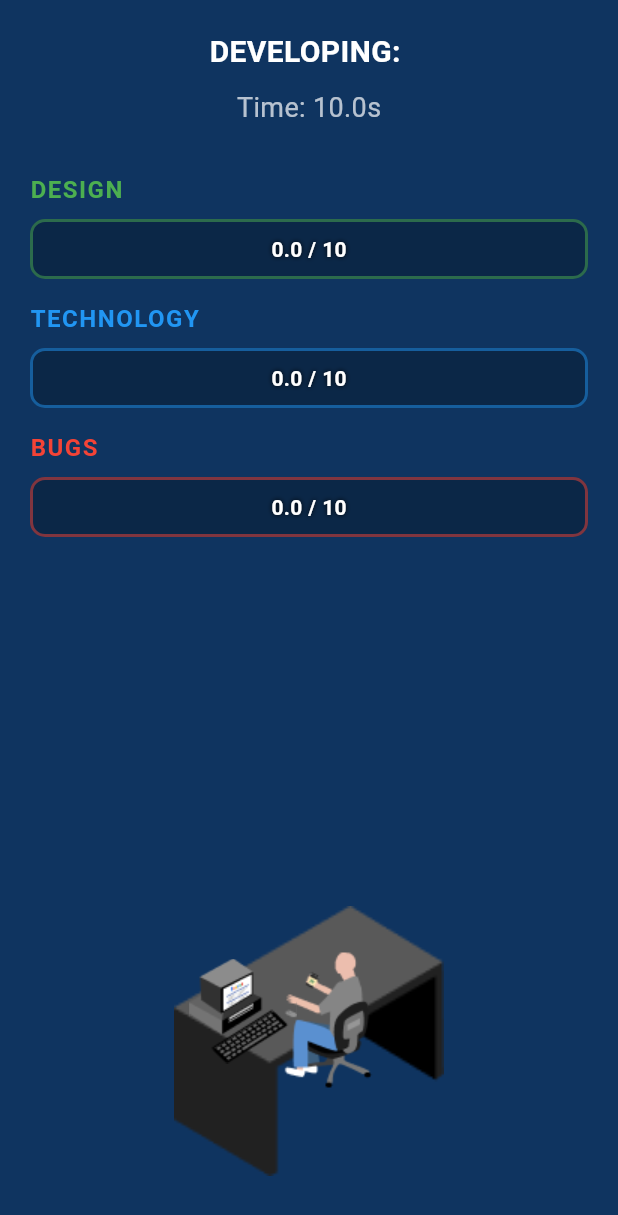
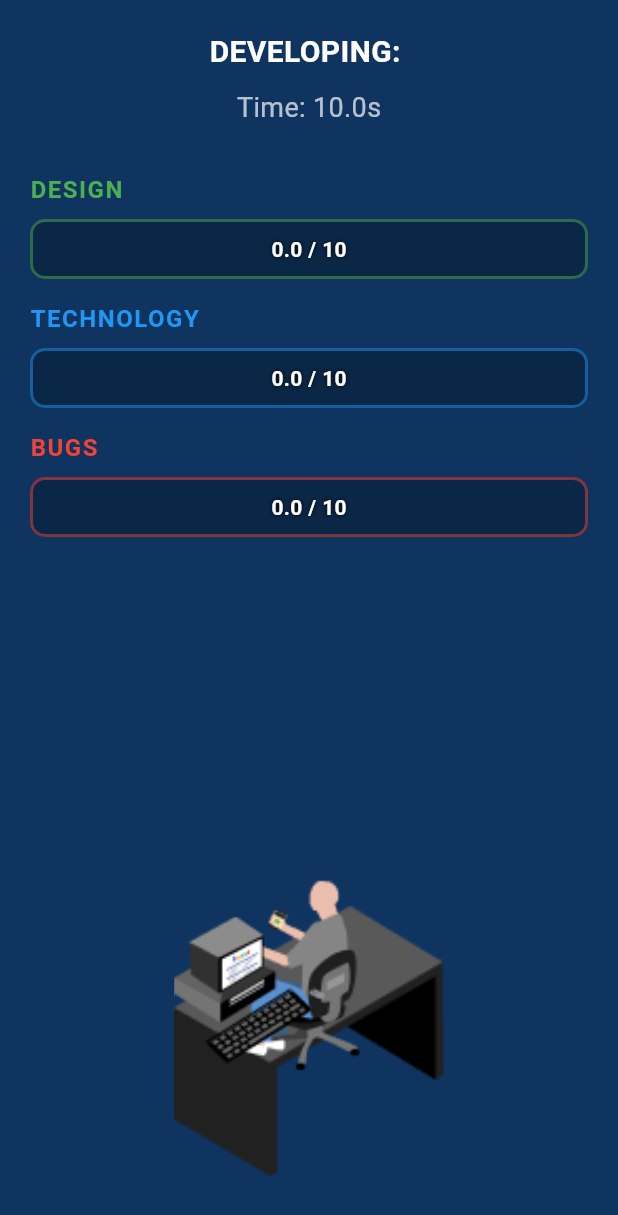
Before and after one commit to krlz-dev/game_dev_tycoon, a Flutter app: the DevelopmentScreen screen opened directly, on a phone screen of 412 x 824 dp. Shown: the top 1215 px of the screen. Run offline on Flutter 3.47's test engine with Material 3 defaults, Android fonts, the phone set to English and light mode, and no system bars; our stand-ins replace shared_preferences; accounts and stored records are empty.

Commit message:
Scale up character and PC sprites for better isometric proportions
- Scaled character sprite by 1.4x (40% larger) for better visibility
- Scaled PC sprite by 1.4x to match character scale
- Adjusted PC left position to -90 to accommodate larger sprite
- Applied scale factor to all sprite dimensions and offsets
- Character now 133x207 pixels (from 95x148)
- PC now 101x98 pixels (from 72x70)
- Better proportions matching isometric table perspective

🤖 Generated with [Claude Code](https://claude.com/claude-code)

Co-Authored-By: Claude <noreply@anthropic.com>

```diff
--- a/lib/components/workspace_widget.dart
+++ b/lib/components/workspace_widget.dart
@@ -65,17 +65,17 @@ class _WorkspaceWidgetState extends State<WorkspaceWidget> {
         // PC on the table (with more distance from character)
         Positioned(
           bottom: 115, // On the table surface
-          left: screenWidth / 2 - 80, // Further to the left, away from character
+          left: screenWidth / 2 - 90, // Further to the left, away from character
           child: ClipRect(
             child: Align(
               alignment: Alignment.topLeft,
               widthFactor: 0.25, // 1/4 of the image width (4 sprites)
               child: Transform.translate(
-                offset: Offset(-_pcFrame * 72.0, 0), // Precise: 72px per sprite
+                offset: Offset(-_pcFrame * 72.0 * 1.4, 0), // Scaled: 72px per sprite * 1.4
                 child: Image.asset(
                   'assets/images/pc.png',
-                  width: 288, // Exact: 4 sprites * 72px each
-                  height: 70,
+                  width: 288 * 1.4, // Scaled: 4 sprites * 72px each * 1.4
+                  height: 70 * 1.4, // Scaled height
                   fit: BoxFit.contain,
                 ),
               ),
@@ -98,6 +98,7 @@ class _WorkspaceWidgetState extends State<WorkspaceWidget> {
     // Exact dimensions from character.png (380x592)
     const spriteWidth = 95.0; // 380 / 4 = 95px
     const spriteHeight = 148.0; // 592 / 4 = 148px
+    const scaleFactor = 1.4; // Scale up by 40% for better visibility
 
     return ClipRect(
       child: Align(
@@ -106,13 +107,13 @@ class _WorkspaceWidgetState extends State<WorkspaceWidget> {
         heightFactor: 0.25, // Show 1/4 of the height (one sprite)
         child: Transform.translate(
           offset: Offset(
-            -col * spriteWidth,
-            -row * spriteHeight,
+            -col * spriteWidth * scaleFactor,
+            -row * spriteHeight * scaleFactor,
           ),
           child: Image.asset(
             'assets/images/character.png',
-            width: 380, // Exact total width
-            height: 592, // Exact total height
+            width: 380 * scaleFactor, // Scaled total width
+            height: 592 * scaleFactor, // Scaled total height
             fit: BoxFit.contain,
           ),
         ),
```
